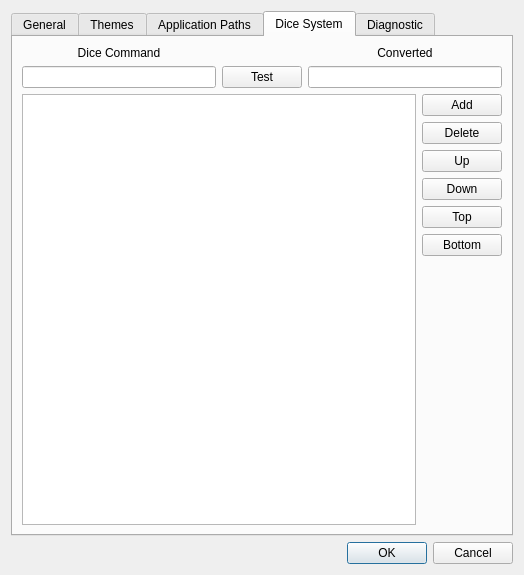
The window that src/preferences/preferencesdialogbox.ui (Rolisteam/rolisteam) describes before a commit, drawn with Qt 5.
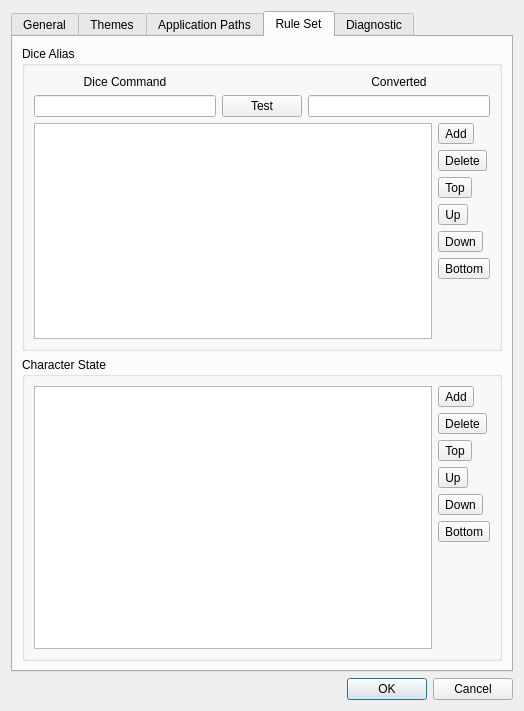
The same window after the commit. The open tabs and pages were chosen to show the change. Icons and pictures are not drawn. Custom widgets are drawn as their Qt base class.

Commit message: -amend preferences with icons.

```diff
--- a/src/preferences/preferencesdialogbox.ui
+++ b/src/preferences/preferencesdialogbox.ui
@@ -7,15 +7,13 @@
     <x>0</x>
     <y>0</y>
     <width>524</width>
-    <height>575</height>
+    <height>711</height>
    </rect>
   </property>
   <property name="windowTitle">
    <string>Dialog</string>
   </property>
-  <layout class="QVBoxLayout" name="verticalLayout_3">
-   <item>
-    <layout class="QHBoxLayout" name="horizontalLayout" stretch="0">
+  <layout class="QVBoxLayout" name="verticalLayout_18">
      <item>
       <widget class="QTabWidget" name="tabWidget">
        <property name="currentIndex">
@@ -575,8 +573,14 @@
        </widget>
        <widget class="QWidget" name="tabWidgetPage4">
         <attribute name="title">
-         <string>Dice System</string>
-        </attribute>
+       <string>Rule Set</string>
+      </attribute>
+      <layout class="QVBoxLayout" name="verticalLayout_17">
+       <item>
+        <widget class="QGroupBox" name="groupBox_5">
+         <property name="title">
+          <string>Dice Alias</string>
+         </property>
         <layout class="QVBoxLayout" name="verticalLayout_13">
          <item>
           <layout class="QHBoxLayout" name="horizontalLayout_10" stretch="1,0,1">
@@ -673,42 +677,72 @@
            <item>
             <layout class="QVBoxLayout" name="verticalLayout_9">
              <item>
-              <widget class="QPushButton" name="m_addDiceAliasAct">
+               <widget class="QToolButton" name="m_addDiceAliasAct">
+                <property name="toolTip">
+                 <string>Add</string>
+                </property>
                <property name="text">
                 <string>Add</string>
                </property>
               </widget>
              </item>
              <item>
-              <widget class="QPushButton" name="m_delDiceAliasAct">
+               <widget class="QToolButton" name="m_delDiceAliasAct">
+                <property name="toolTip">
+                 <string>Delete</string>
+                </property>
                <property name="text">
                 <string>Delete</string>
                </property>
               </widget>
              </item>
              <item>
-              <widget class="QPushButton" name="m_upDiceAliasAct">
+               <widget class="QToolButton" name="m_topDiceAliasAct">
+                <property name="toolTip">
+                 <string>Top</string>
+                </property>
                <property name="text">
-                <string>Up</string>
-               </property>
+                 <string>Top</string>
+                </property>
+                <property name="icon">
+                 <iconset resource="../../rolisteam.qrc">
+                  <normaloff>:/resources/icons/go-top.png</normaloff>:/resources/icons/go-top.png</iconset>
+                </property>
               </widget>
              </item>
              <item>
-              <widget class="QPushButton" name="m_downDiceAliasAct">
+               <widget class="QToolButton" name="m_upDiceAliasAct">
+                <property name="toolTip">
+                 <string>Up</string>
+                </property>
                <property name="text">
-                <string>Down</string>
-               </property>
+                 <string>Up</string>
+                </property>
+                <property name="icon">
+                 <iconset resource="../../rolisteam.qrc">
+                  <normaloff>:/resources/icons/go-up.png</normaloff>:/resources/icons/go-up.png</iconset>
+                </property>
               </widget>
              </item>
              <item>
-              <widget class="QPushButton" name="m_topDiceAliasAct">
+               <widget class="QToolButton" name="m_downDiceAliasAct">
+                <property name="toolTip">
+                 <string>Down</string>
+                </property>
                <property name="text">
-                <string>Top</string>
-               </property>
+                 <string>Down</string>
+                </property>
+                <property name="icon">
+                 <iconset resource="../../rolisteam.qrc">
+                  <normaloff>:/resources/icons/go-down.png</normaloff>:/resources/icons/go-down.png</iconset>
+                </property>
               </widget>
              </item>
              <item>
-              <widget class="QPushButton" name="m_bottomDiceAliasAct">
+               <widget class="QToolButton" name="m_bottomDiceAliasAct">
+                <property name="toolTip">
+                 <string>Bottom</string>
+                </property>
                <property name="text">
                 <string>Bottom</string>
                </property>
@@ -733,6 +767,122 @@
          </item>
         </layout>
        </widget>
+       </item>
+       <item>
+        <widget class="QGroupBox" name="groupBox_4">
+         <property name="title">
+          <string>Character State</string>
+         </property>
+         <layout class="QHBoxLayout" name="horizontalLayout">
+          <item>
+           <widget class="QTableView" name="tableView"/>
+          </item>
+          <item>
+           <layout class="QVBoxLayout" name="verticalLayout_3">
+            <item>
+             <widget class="QToolButton" name="toolButton">
+              <property name="toolTip">
+               <string>Add</string>
+              </property>
+              <property name="text">
+               <string>Add</string>
+              </property>
+              <property name="icon">
+               <iconset resource="../../rolisteam.qrc">
+                <normaloff>:/resources/icons/add_round.png</normaloff>:/resources/icons/add_round.png</iconset>
+              </property>
+             </widget>
+            </item>
+            <item>
+             <widget class="QToolButton" name="toolButton_2">
+              <property name="toolTip">
+               <string>Delete</string>
+              </property>
+              <property name="text">
+               <string>Delete</string>
+              </property>
+              <property name="icon">
+               <iconset resource="../../rolisteam.qrc">
+                <normaloff>:/resources/icons/delete.png</normaloff>:/resources/icons/delete.png</iconset>
+              </property>
+             </widget>
+            </item>
+            <item>
+             <widget class="QToolButton" name="toolButton_5">
+              <property name="toolTip">
+               <string>Top</string>
+              </property>
+              <property name="text">
+               <string>Top</string>
+              </property>
+              <property name="icon">
+               <iconset resource="../../rolisteam.qrc">
+                <normaloff>:/resources/icons/go-top.png</normaloff>:/resources/icons/go-top.png</iconset>
+              </property>
+             </widget>
+            </item>
+            <item>
+             <widget class="QToolButton" name="toolButton_3">
+              <property name="toolTip">
+               <string>Up</string>
+              </property>
+              <property name="text">
+               <string>Up</string>
+              </property>
+              <property name="icon">
+               <iconset resource="../../rolisteam.qrc">
+                <normaloff>:/resources/icons/go-up.png</normaloff>:/resources/icons/go-up.png</iconset>
+              </property>
+             </widget>
+            </item>
+            <item>
+             <widget class="QToolButton" name="toolButton_4">
+              <property name="toolTip">
+               <string>Down</string>
+              </property>
+              <property name="text">
+               <string>Down</string>
+              </property>
+              <property name="icon">
+               <iconset resource="../../rolisteam.qrc">
+                <normaloff>:/resources/icons/go-down.png</normaloff>:/resources/icons/go-down.png</iconset>
+              </property>
+             </widget>
+            </item>
+            <item>
+             <widget class="QToolButton" name="toolButton_6">
+              <property name="toolTip">
+               <string>Bottom</string>
+              </property>
+              <property name="text">
+               <string>Bottom</string>
+              </property>
+              <property name="icon">
+               <iconset resource="../../rolisteam.qrc">
+                <normaloff>:/resources/icons/go-bottom.png</normaloff>:/resources/icons/go-bottom.png</iconset>
+              </property>
+             </widget>
+            </item>
+            <item>
+             <spacer name="verticalSpacer_4">
+              <property name="orientation">
+               <enum>Qt::Vertical</enum>
+              </property>
+              <property name="sizeHint" stdset="0">
+               <size>
+                <width>20</width>
+                <height>40</height>
+               </size>
+              </property>
+             </spacer>
+            </item>
+           </layout>
+          </item>
+         </layout>
+        </widget>
+       </item>
+      </layout>
+     </widget>
        <widget class="QWidget" name="tabWidgetPage5">
         <attribute name="title">
          <string>Diagnostic</string>
@@ -773,8 +923,6 @@
        </widget>
       </widget>
      </item>
-    </layout>
-   </item>
    <item>
     <widget class="QDialogButtonBox" name="buttonBox">
      <property name="orientation">
```
Left out of the diff: 18 changed lines with no effect on the pictures. Lines whose indentation alone changed are shown as unchanged.
